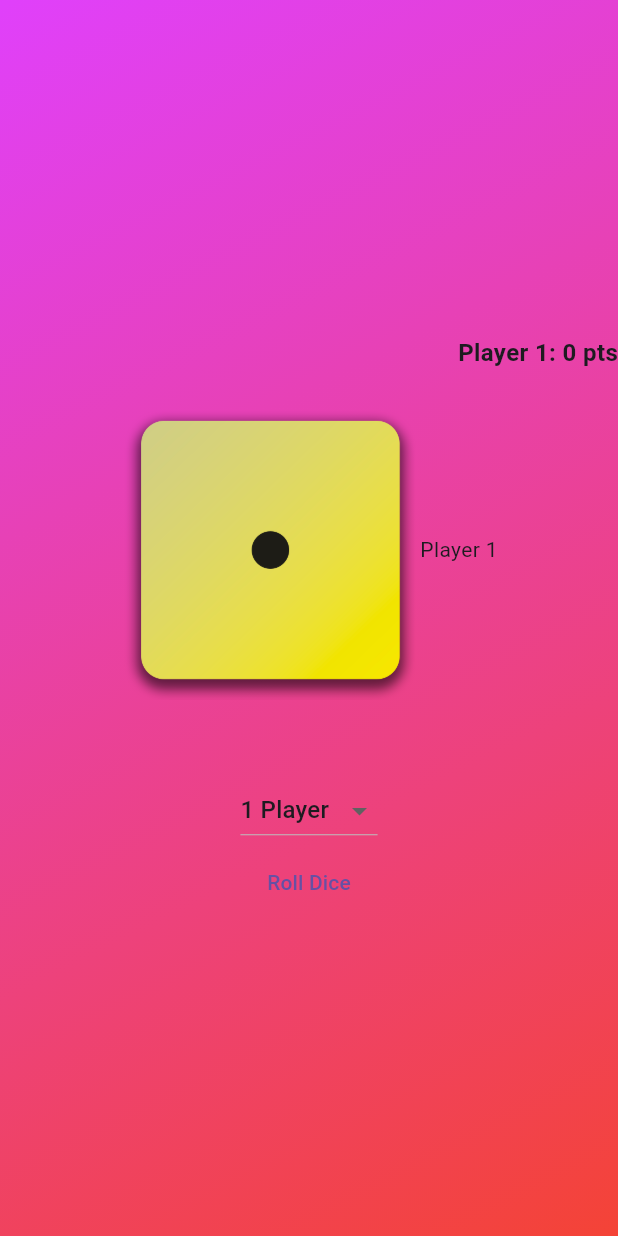
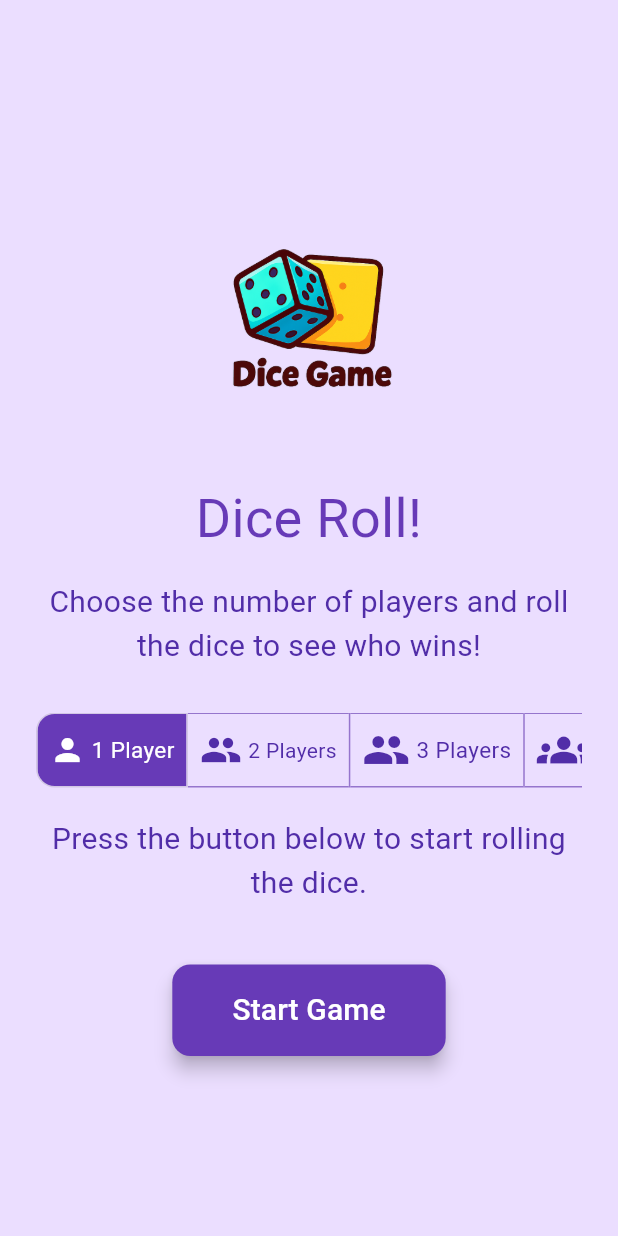
Before and after one commit to majedco03/Dice_roll_game, a Flutter app: the screen it shows after launch, on a phone screen of 412 x 824 dp. Run offline on Flutter 3.47's test engine with Material 3 defaults, Android fonts, the light colour scheme and no system bars; our stand-ins replace google_fonts; Roboto replaces fonts that are missing (Coiny, Mogra).

Commit message:
Finished Home Screen

```diff
--- /dev/null
+++ b/lib/home_screen.dart
@@ -0,0 +1,205 @@
+import 'package:flutter/material.dart';
+import 'package:google_fonts/google_fonts.dart';
+
+class HomeScreen extends StatefulWidget {
+  const HomeScreen({super.key});
+
+  @override
+  State<HomeScreen> createState() => _HomeScreenState();
+}
+
+String logoPath = 'assets/images/dice-game-logo.png';
+
+class _HomeScreenState extends State<HomeScreen> {
+  int numOfPlayers = 1;
+
+  @override
+  Widget build(BuildContext context) {
+    return Scaffold(
+      backgroundColor: const Color.fromARGB(255, 235, 222, 255),
+      body: Center(
+        child: SingleChildScrollView(
+          padding: const EdgeInsets.symmetric(horizontal: 24),
+          child: Column(
+            mainAxisAlignment: MainAxisAlignment.center,
+            children: [
+              Image.asset(logoPath, width: 300, height: 200),
+
+              Text(
+                'Dice Roll!',
+                style: GoogleFonts.mogra(
+                  fontSize: 36,
+                  fontWeight: FontWeight.normal,
+                  color: Colors.deepPurple,
+                ),
+                textAlign: TextAlign.center,
+              ),
+              const SizedBox(height: 16),
+              Text(
+                'Choose the number of players and roll the dice to see who wins!',
+                style: GoogleFonts.coiny(
+                  fontSize: 20,
+                  color: Colors.deepPurple.shade700,
+                ),
+                textAlign: TextAlign.center,
+              ),
+              const SizedBox(height: 30),
+              SingleChildScrollView(
+                scrollDirection: Axis.horizontal,
+                child: ToggleButtons(
+                  onPressed: (index) {
+                    setState(() {
+                      numOfPlayers = index + 1;
+                    });
+                  },
+                  borderRadius: BorderRadius.circular(12),
+                  selectedColor: Colors.white,
+                  fillColor: Colors.deepPurple,
+                  color: Colors.deepPurple.shade700,
+                  borderColor: Colors.deepPurple.shade300,
+
+                  isSelected: List<bool>.generate(
+                    4,
+                    (index) => index == numOfPlayers - 1,
+                  ),
+                  children: [
+                    Padding(
+                      padding: const EdgeInsets.symmetric(horizontal: 8),
+                      child: Row(
+                        mainAxisAlignment: MainAxisAlignment.center,
+                        children: [
+                          Icon(
+                            Icons.person,
+                            color: numOfPlayers == 1
+                                ? Colors.white
+                                : Colors.deepPurple.shade700,
+                            size: 24.0,
+                          ),
+                          const SizedBox(width: 4),
+                          Text(
+                            '1 Player',
+                            style: GoogleFonts.coiny(
+                              fontSize: 15,
+                              color: numOfPlayers == 1
+                                  ? Colors.white
+                                  : Colors.deepPurple.shade700,
+                            ),
+                          ),
+                        ],
+                      ),
+                    ),
+                    Padding(
+                      padding: const EdgeInsets.symmetric(horizontal: 8),
+                      child: Row(
+                        mainAxisAlignment: MainAxisAlignment.center,
+                        children: [
+                          Icon(
+                            Icons.people,
+                            color: numOfPlayers == 2
+                                ? Colors.white
+                                : Colors.deepPurple.shade700,
+                            size: 28.0,
+                          ),
+                          const SizedBox(width: 4),
+                          Text(
+                            '2 Players',
+                            style: GoogleFonts.coiny(
+                              fontSize: 14,
+                              color: numOfPlayers == 2
+                                  ? Colors.white
+                                  : Colors.deepPurple.shade700,
+                            ),
+                          ),
+                        ],
+                      ),
+                    ),
+                    Padding(
+                      padding: const EdgeInsets.symmetric(horizontal: 8),
+                      child: Row(
+                        mainAxisAlignment: MainAxisAlignment.center,
+                        children: [
+                          Icon(
+                            Icons.people,
+                            color: numOfPlayers == 3
+                                ? Colors.white
+                                : Colors.deepPurple.shade700,
+                            size: 32.0,
+                          ),
+                          const SizedBox(width: 4),
+                          Text(
+                            '3 Players',
+                            style: GoogleFonts.coiny(
+                              fontSize: 15,
+                              color: numOfPlayers == 3
+                                  ? Colors.white
+                                  : Colors.deepPurple.shade700,
+                            ),
+                          ),
+                        ],
+                      ),
+                    ),
+                    Padding(
+                      padding: const EdgeInsets.symmetric(horizontal: 8),
+                      child: Row(
+                        mainAxisAlignment: MainAxisAlignment.center,
+                        children: [
+                          Icon(
+                            Icons.groups,
+                            color: numOfPlayers == 4
+                                ? Colors.white
+                                : Colors.deepPurple.shade700,
+                            size: 36.0,
+                          ),
+                          const SizedBox(width: 4),
+                          Text(
+                            '4 Players',
+                            style: GoogleFonts.coiny(
+                              fontSize: 15,
+                              color: numOfPlayers == 4
+                                  ? Colors.white
+                                  : Colors.deepPurple.shade700,
+                            ),
+                          ),
+                        ],
+                      ),
+                    ),
+                  ],
+                ),
+              ),
+              const SizedBox(height: 20),
+              Text(
+                'Press the button below to start rolling the dice.',
+                style: GoogleFonts.coiny(
+                  fontSize: 20,
+                  color: Colors.deepPurple.shade700,
+                ),
+                textAlign: TextAlign.center,
+              ),
+              const SizedBox(height: 40),
+              ElevatedButton(
+                style: ElevatedButton.styleFrom(
+                  backgroundColor: Colors.deepPurple,
+                  padding: const EdgeInsets.symmetric(
+                    horizontal: 40,
+                    vertical: 16,
+                  ),
+                  shape: RoundedRectangleBorder(
+                    borderRadius: BorderRadius.circular(12),
+                  ),
+                  elevation: 5,
+                ),
+                onPressed: () {
+                  // Switch to the game screen
+                },
+                child: Text(
+                  'Start Game',
+                  style: GoogleFonts.coiny(fontSize: 20, color: Colors.white),
+                ),
+              ),
+            ],
+          ),
+        ),
+      ),
+    );
+  }
+}
--- a/lib/main.dart
+++ b/lib/main.dart
@@ -1,6 +1,7 @@
 import 'package:flutter/material.dart';
 import 'background.dart';
+import 'home_screen.dart';
 
 void main() {
-  runApp(MaterialApp(home: Scaffold(body: Background())));
+  runApp(MaterialApp(home: Scaffold(body: HomeScreen())));
 }
--- a/pubspec.yaml
+++ b/pubspec.yaml
@@ -34,6 +34,7 @@ dependencies:
   # The following adds the Cupertino Icons font to your application.
   # Use with the CupertinoIcons class for iOS style icons.
   cupertino_icons: ^1.0.8
+  google_fonts: ^6.3.0
 
 dev_dependencies:
   flutter_test:
@@ -65,6 +66,7 @@ flutter:
     - assets/images/dice-4.png
     - assets/images/dice-5.png
     - assets/images/dice-6.png
+    - assets/images/dice-game-logo.png
 
   # An image asset can refer to one or more resolution-specific "variants", see
   # https://flutter.dev/to/resolution-aware-images
```
Also changed, not shown: assets/images/dice-game-logo.png (added), pubspec.lock, 3 other files.
